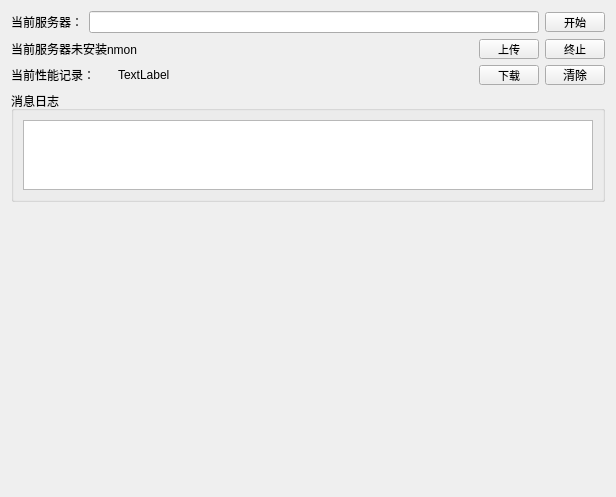
Before: the Qt Designer form hello_world/linx_monitor/gui/simple.ui in WatsonJay/python_test, drawn with Qt 5.
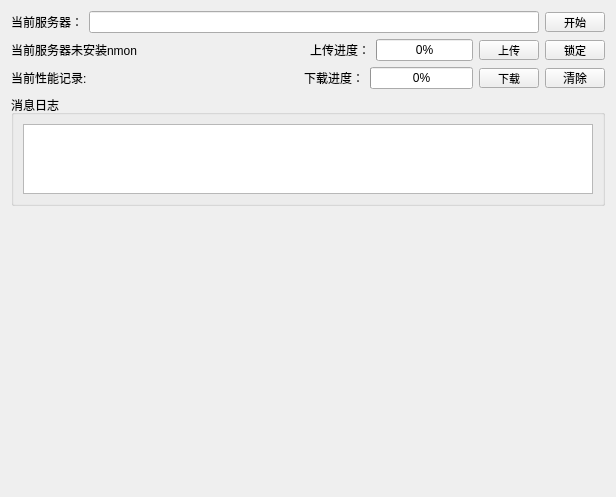
After: the same form once the commit is applied. Icons and pictures are not drawn.

The edit to the form file:
```diff
--- a/hello_world/linx_monitor/gui/simple.ui
+++ b/hello_world/linx_monitor/gui/simple.ui
@@ -16,6 +16,158 @@
   <layout class="QVBoxLayout" name="verticalLayout" stretch="1,2,7">
    <item>
     <layout class="QGridLayout" name="gridLayout">
+     <item row="2" column="1">
+      <widget class="QPushButton" name="clean_info">
+       <property name="maximumSize">
+        <size>
+         <width>60</width>
+         <height>20</height>
+        </size>
+       </property>
+       <property name="text">
+        <string>清除</string>
+       </property>
+       <property name="icon">
+        <iconset resource="../main/icons.qrc">
+         <normaloff>:/icon/clear.png</normaloff>:/icon/clear.png</iconset>
+       </property>
+      </widget>
+     </item>
+     <item row="1" column="1">
+      <widget class="QPushButton" name="stop_record">
+       <property name="maximumSize">
+        <size>
+         <width>60</width>
+         <height>20</height>
+        </size>
+       </property>
+       <property name="font">
+        <font>
+         <family>微软雅黑</family>
+         <pointsize>8</pointsize>
+         <weight>50</weight>
+         <bold>false</bold>
+        </font>
+       </property>
+       <property name="text">
+        <string>锁定</string>
+       </property>
+       <property name="icon">
+        <iconset resource="../main/icons.qrc">
+         <normaloff>:/icon/moveable.png</normaloff>:/icon/moveable.png</iconset>
+       </property>
+      </widget>
+     </item>
+     <item row="2" column="0">
+      <layout class="QHBoxLayout" name="horizontalLayout_3" stretch="1,4,1,2,1">
+       <item>
+        <widget class="QLabel" name="label_3">
+         <property name="text">
+          <string>当前性能记录:</string>
+         </property>
+        </widget>
+       </item>
+       <item>
+        <widget class="QLabel" name="record_name">
+         <property name="text">
+          <string/>
+         </property>
+        </widget>
+       </item>
+       <item>
+        <widget class="QLabel" name="download_label">
+         <property name="text">
+          <string>下载进度：</string>
+         </property>
+        </widget>
+       </item>
+       <item>
+        <widget class="QProgressBar" name="download_progressBar">
+         <property name="value">
+          <number>0</number>
+         </property>
+        </widget>
+       </item>
+       <item>
+        <widget class="QPushButton" name="download_record">
+         <property name="maximumSize">
+          <size>
+           <width>60</width>
+           <height>20</height>
+          </size>
+         </property>
+         <property name="font">
+          <font>
+           <family>微软雅黑</family>
+           <pointsize>8</pointsize>
+           <weight>50</weight>
+           <bold>false</bold>
+          </font>
+         </property>
+         <property name="text">
+          <string>下载</string>
+         </property>
+         <property name="icon">
+          <iconset resource="../main/icons.qrc">
+           <normaloff>:/icon/upload.png</normaloff>:/icon/upload.png</iconset>
+         </property>
+        </widget>
+       </item>
+      </layout>
+     </item>
+     <item row="1" column="0">
+      <layout class="QHBoxLayout" name="horizontalLayout_2" stretch="6,1,2,1">
+       <item>
+        <widget class="QLabel" name="nmon_label">
+         <property name="text">
+          <string>当前服务器未安装nmon</string>
+         </property>
+        </widget>
+       </item>
+       <item>
+        <widget class="QLabel" name="upload_label">
+         <property name="text">
+          <string>上传进度：</string>
+         </property>
+        </widget>
+       </item>
+       <item>
+        <widget class="QProgressBar" name="upload_progressBar">
+         <property name="value">
+          <number>0</number>
+         </property>
+         <property name="textVisible">
+          <bool>true</bool>
+         </property>
+        </widget>
+       </item>
+       <item>
+        <widget class="QPushButton" name="upload_nmon">
+         <property name="maximumSize">
+          <size>
+           <width>60</width>
+           <height>20</height>
+          </size>
+         </property>
+         <property name="font">
+          <font>
+           <family>微软雅黑</family>
+           <pointsize>8</pointsize>
+           <weight>50</weight>
+           <bold>false</bold>
+          </font>
+         </property>
+         <property name="text">
+          <string>上传</string>
+         </property>
+         <property name="icon">
+          <iconset resource="../main/icons.qrc">
+           <normaloff>:/icon/download.png</normaloff>:/icon/download.png</iconset>
+         </property>
+        </widget>
+       </item>
+      </layout>
+     </item>
      <item row="0" column="0">
       <layout class="QHBoxLayout" name="horizontalLayout">
        <item>
@@ -34,38 +186,6 @@
        </item>
       </layout>
      </item>
-     <item row="1" column="0">
-      <layout class="QHBoxLayout" name="horizontalLayout_2" stretch="8,2">
-       <item>
-        <widget class="QLabel" name="nmon_label">
-         <property name="text">
-          <string>当前服务器未安装nmon</string>
-         </property>
-        </widget>
-       </item>
-       <item>
-        <widget class="QPushButton" name="upload_nmon">
-         <property name="maximumSize">
-          <size>
-           <width>60</width>
-           <height>20</height>
-          </size>
-         </property>
-         <property name="font">
-          <font>
-           <family>微软雅黑</family>
-           <pointsize>8</pointsize>
-           <weight>50</weight>
-           <bold>false</bold>
-          </font>
-         </property>
-         <property name="text">
-          <string>上传</string>
-         </property>
-        </widget>
-       </item>
-      </layout>
-     </item>
      <item row="0" column="1">
       <widget class="QPushButton" name="start_record">
        <property name="maximumSize">
@@ -86,89 +206,8 @@
         <string>开始</string>
        </property>
        <property name="icon">
-        <iconset>
-         <normaloff>../icon/play.png</normaloff>../icon/play.png</iconset>
-       </property>
-      </widget>
-     </item>
-     <item row="1" column="1">
-      <widget class="QPushButton" name="stop_record">
-       <property name="maximumSize">
-        <size>
-         <width>60</width>
-         <height>20</height>
-        </size>
-       </property>
-       <property name="font">
-        <font>
-         <family>微软雅黑</family>
-         <pointsize>8</pointsize>
-         <weight>50</weight>
-         <bold>false</bold>
-        </font>
-       </property>
-       <property name="text">
-        <string>终止</string>
-       </property>
-       <property name="icon">
-        <iconset>
-         <normaloff>../icon/pause.png</normaloff>../icon/pause.png</iconset>
-       </property>
-      </widget>
-     </item>
-     <item row="2" column="0">
-      <layout class="QHBoxLayout" name="horizontalLayout_3" stretch="2,7,1">
-       <item>
-        <widget class="QLabel" name="label_3">
-         <property name="text">
-          <string>当前性能记录：</string>
-         </property>
-        </widget>
-       </item>
-       <item>
-        <widget class="QLabel" name="record_name">
-         <property name="text">
-          <string>TextLabel</string>
-         </property>
-        </widget>
-       </item>
-       <item>
-        <widget class="QPushButton" name="download_record">
-         <property name="maximumSize">
-          <size>
-           <width>60</width>
-           <height>20</height>
-          </size>
-         </property>
-         <property name="font">
-          <font>
-           <family>微软雅黑</family>
-           <pointsize>8</pointsize>
-           <weight>50</weight>
-           <bold>false</bold>
-          </font>
-         </property>
-         <property name="text">
-          <string>下载</string>
-         </property>
-        </widget>
-       </item>
-      </layout>
-     </item>
-     <item row="2" column="1">
-      <widget class="QPushButton" name="clean_info">
-       <property name="maximumSize">
-        <size>
-         <width>60</width>
-         <height>20</height>
-        </size>
-       </property>
-       <property name="text">
-        <string>清除</string>
-       </property>
-       <property name="icon">
-        <iconset>
-         <normaloff>../icon/refresh.png</normaloff>../icon/refresh.png</iconset>
+        <iconset resource="../main/icons.qrc">
+         <normaloff>:/icon/start.png</normaloff>:/icon/start.png</iconset>
        </property>
       </widget>
      </item>
```
Left out of the diff: 4 changed lines with no effect on the pictures.
